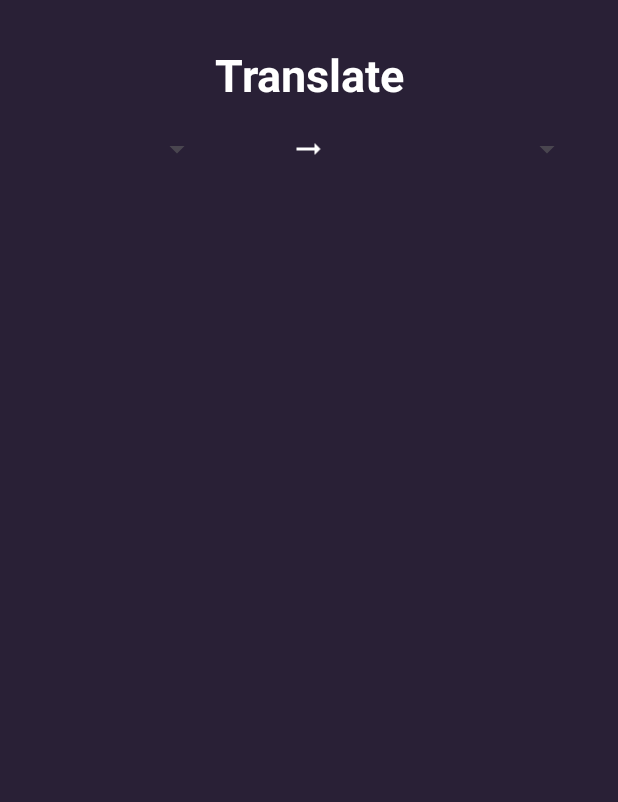
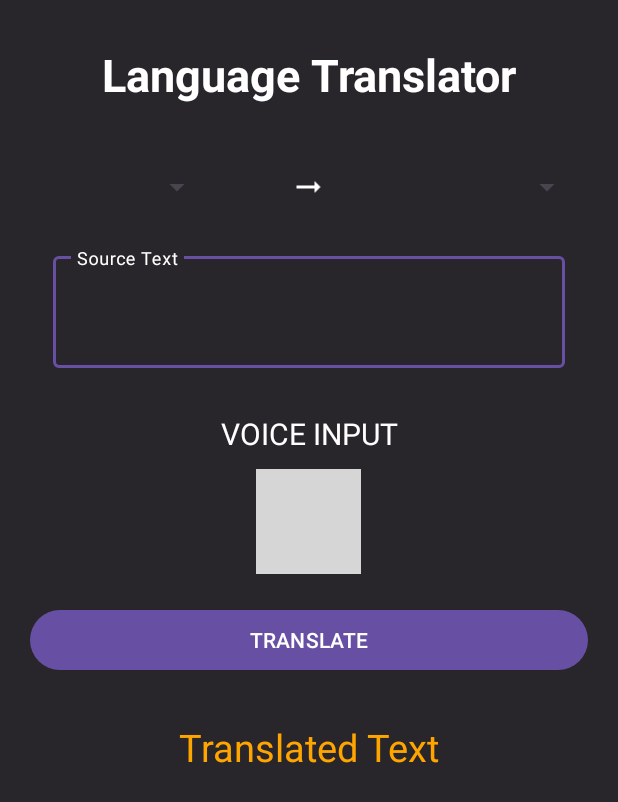
Before and after one commit to Just-vikas91/Language-Translator, an Android app: the screen it shows after launch (MainActivity), on a phone screen of 412 x 824 dp. Shown: the top 802 px of the screen. Run offline under Robolectric (Android 15) with nearby library versions, the phone set to English and light mode, and no system bars; grey boxes are pictures that could not be loaded.

Commit message:
Started on backend along with solving frontend id errors

```diff
--- a/app/src/main/java/com/example/langtrans/MainActivity.java
+++ b/app/src/main/java/com/example/langtrans/MainActivity.java
@@ -3,12 +3,32 @@ package com.example.langtrans;
 import androidx.appcompat.app.AppCompatActivity;
 
 import android.os.Bundle;
+import android.widget.ImageView;
+import android.widget.Spinner;
+import android.widget.TextView;
+
+import com.google.android.material.button.MaterialButton;
+import com.google.android.material.textfield.TextInputEditText;
 
 public class MainActivity extends AppCompatActivity {
+
+    private Spinner fromSpinner, toSpinner;
+    private TextInputEditText sourceEdt;
+    private ImageView micTV;
+    private MaterialButton translateBtn;
+    private TextView translatedTV;
+
+
 
     @Override
     protected void onCreate(Bundle savedInstanceState) {
         super.onCreate(savedInstanceState);
         setContentView(R.layout.activity_main);
+        fromSpinner = findViewById(R.id.idFromSpinner);
+        toSpinner = findViewById(R.id.idToSpinner);
+        sourceEdt = findViewById(R.id.idEdtSource);
+        micTV = findViewById(R.id.idIVMic);
+        translateBtn = findViewById(R.id.idBtnTranslate);
+        translatedTV = findViewById(R.id.idTVTranslatedTV);
     }
 }
--- a/app/src/main/res/layout/activity_main.xml
+++ b/app/src/main/res/layout/activity_main.xml
@@ -5,15 +5,14 @@
     android:layout_width="match_parent"
     android:layout_height="match_parent"
     android:orientation="vertical"
+    style="@style/AppTheme.MaterialTheme"
     android:background="@color/black_shade_1"
-
     tools:context=".MainActivity">
 
     <TextView
-
         android:layout_width="match_parent"
         android:layout_height="wrap_content"
-        android:text="@string/translate"
+        android:text="@string/Language_translate"
         android:textAlignment="center"
         android:layout_marginTop="25dp"
         android:textSize="30sp"
@@ -29,16 +28,16 @@
         android:weightSum="3"
         android:layout_marginStart="20dp"
         android:layout_marginEnd="20dp"
-        android:layout_marginTop="10dp">
+        android:layout_marginTop="35dp">
 
         <Spinner
+            android:id="@+id/idFromSpinner"
             android:layout_width="0dp"
             android:layout_height="wrap_content"
             android:layout_weight="1"
-            android:id="@+id/idFromSpinner"
             android:layout_margin="3dp"
             android:layout_gravity="center"
-            android:padding="3dp"/>
+            android:padding="10dp"/>
 
 
         <ImageView
@@ -49,16 +48,87 @@
             app:tint="@color/white"
             android:layout_gravity="center"
             />
+
         <Spinner
+            android:id="@+id/idToSpinner"
             android:layout_width="0dp"
             android:layout_height="wrap_content"
             android:layout_weight="1"
-            android:id="@+id/idToSpinner"
-            android:padding="3dp"
+            android:padding="10dp"
             android:layout_gravity="center"
             android:layout_margin="3dp"
             />
 
     </LinearLayout>
 
+    <com.google.android.material.textfield.TextInputLayout
+        android:layout_width="match_parent"
+        android:layout_height="100dp"
+        android:layout_marginStart="25dp"
+        android:layout_marginEnd="25dp"
+        android:layout_marginTop="15dp"
+        style="@style/Widget.MaterialComponents.TextInputLayout.OutlinedBox"
+        android:hint="@string/source_text"
+        android:padding="10dp"
+        android:textColorHint="@color/white"
+        app:hintTextColor="@color/white"
+        >
+
+        <com.google.android.material.textfield.TextInputEditText
+            android:id="@+id/idEdtSource"
+            android:layout_width="match_parent"
+            android:layout_height="match_parent"
+            android:ems="10"
+            android:importantForAutofill="no"
+            android:inputType="textImeMultiLine|textMultiLine"
+            android:textColor="@color/white"
+            android:textColorHint="@color/white"
+            android:textSize="20sp"
+            />
+    </com.google.android.material.textfield.TextInputLayout>
+
+    <TextView
+        android:layout_width="match_parent"
+        android:layout_height="wrap_content"
+        android:text="@string/voice_input"
+        android:textAlignment="center"
+        android:textAllCaps="true"
+        android:textColor="@color/white"
+        android:textSize="20sp"
+        android:layout_gravity="center"
+        android:layout_marginTop="20dp"
+        />
+
+    <ImageView
+        android:id="@+id/idIVMic"
+        android:layout_width="70dp"
+        android:layout_height="70dp"
+        android:layout_gravity="center"
+        android:layout_marginTop="10dp"
+        android:src="@drawable/ic_mic"
+        app:tint="@color/yellow" />
+
+    <com.google.android.material.button.MaterialButton
+        android:id="@+id/idBtnTranslate"
+        android:layout_width="match_parent"
+        android:layout_height="wrap_content"
+        android:layout_marginStart="20dp"
+        android:layout_marginEnd="20dp"
+        android:layout_marginTop="20dp"
+        android:text="@string/translate"
+        android:textAllCaps="true"/>
+
+    <TextView
+        android:id="@+id/idTVTranslatedTV"
+        android:layout_width="match_parent"
+        android:layout_height="wrap_content"
+        android:text="@string/translated_text"
+        android:textAlignment="center"
+        android:textAllCaps="false"
+        android:layout_gravity="center"
+        android:layout_marginTop="30dp"
+        android:textColor="@color/yellow"
+        android:textSize="25sp"
+        />
+
 </LinearLayout>
--- a/app/src/main/res/values/colors.xml
+++ b/app/src/main/res/values/colors.xml
@@ -8,6 +8,6 @@
     <color name="teal_200">#FF03DAC5</color>
     <color name="teal_700">#FF018786</color>
 
-    <color name="black_shade_1">#292036</color>
+    <color name="black_shade_1">#F21D1A20</color>
     <color name="yellow">#ffa500</color>
 </resources>
--- a/app/src/main/res/values/strings.xml
+++ b/app/src/main/res/values/strings.xml
@@ -1,4 +1,9 @@
 <resources>
     <string name="app_name">LangTrans</string>
+    <string name="Language_translate">Language Translator</string>
+    <string name="source_text">Source Text</string>
+    <string name="voice_input">Voice Input</string>
+    <string name="tap_mic_to_say">Tap Mic To say</string>
     <string name="translate">Translate</string>
+    <string name="translated_text">Translated Text</string>
 </resources>
```
